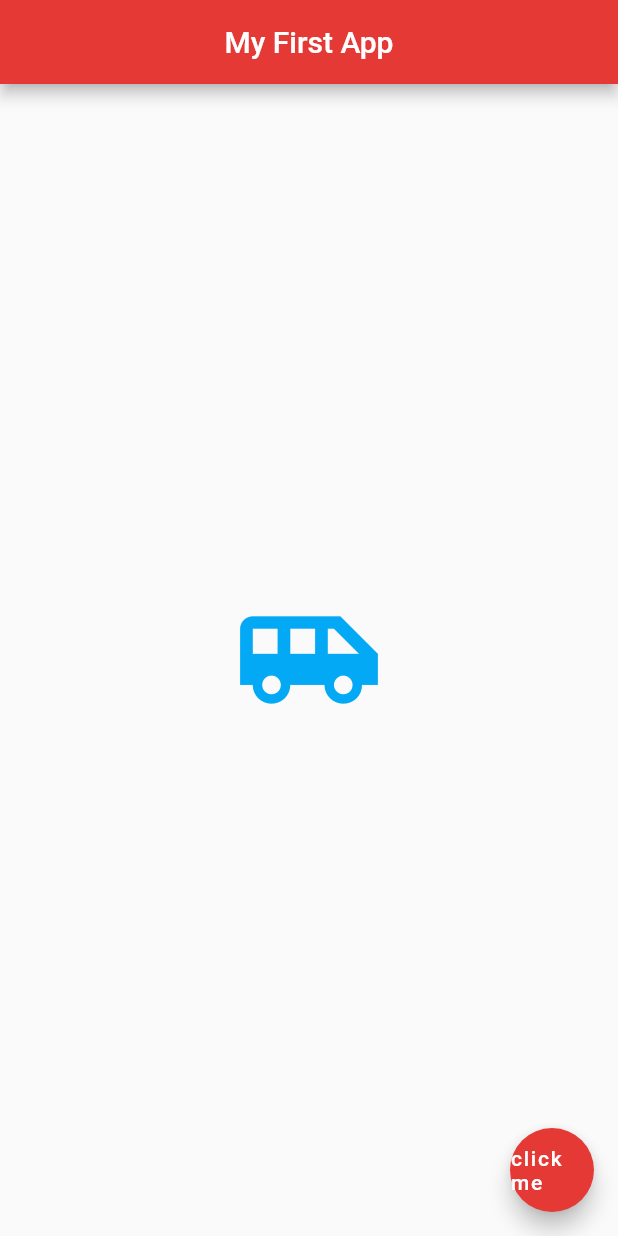
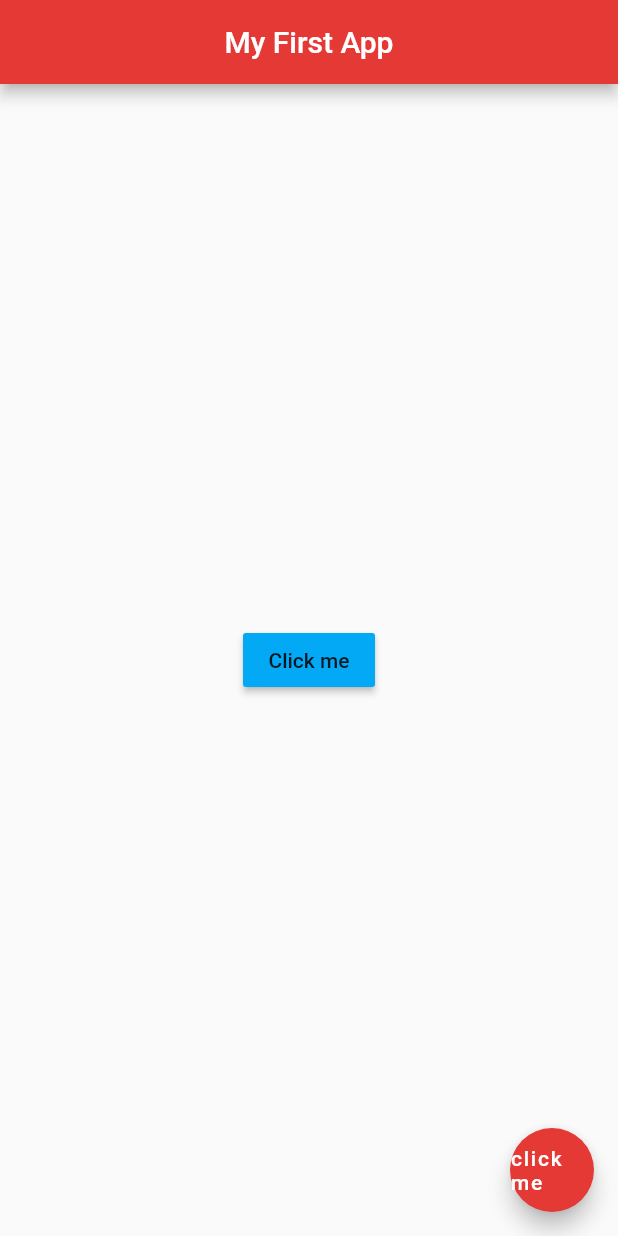
Before and after one commit to bhatiakomal/Flutter, a Flutter app: the screen it shows after launch, on a phone screen of 412 x 824 dp. Run offline on Flutter 3.47's test engine with Material 2 defaults, Android fonts, the phone set to English and light mode, and no system bars.

Commit message:
Icon property with some text

```diff
--- a/demo/lib/main.dart
+++ b/demo/lib/main.dart
@@ -15,10 +15,12 @@ class Home extends StatelessWidget {
       backgroundColor: Colors.red[600],
     ),
     body: Center(
-        child:Icon(
-          Icons.airport_shuttle,
+        child:RaisedButton(
+          onPressed: (){
+            print('you click me');
+          },
+          child: Text('Click me'),
           color: Colors.lightBlue,
-          size: 100.0,
         ),
         ),
    floatingActionButton: FloatingActionButton(
```
